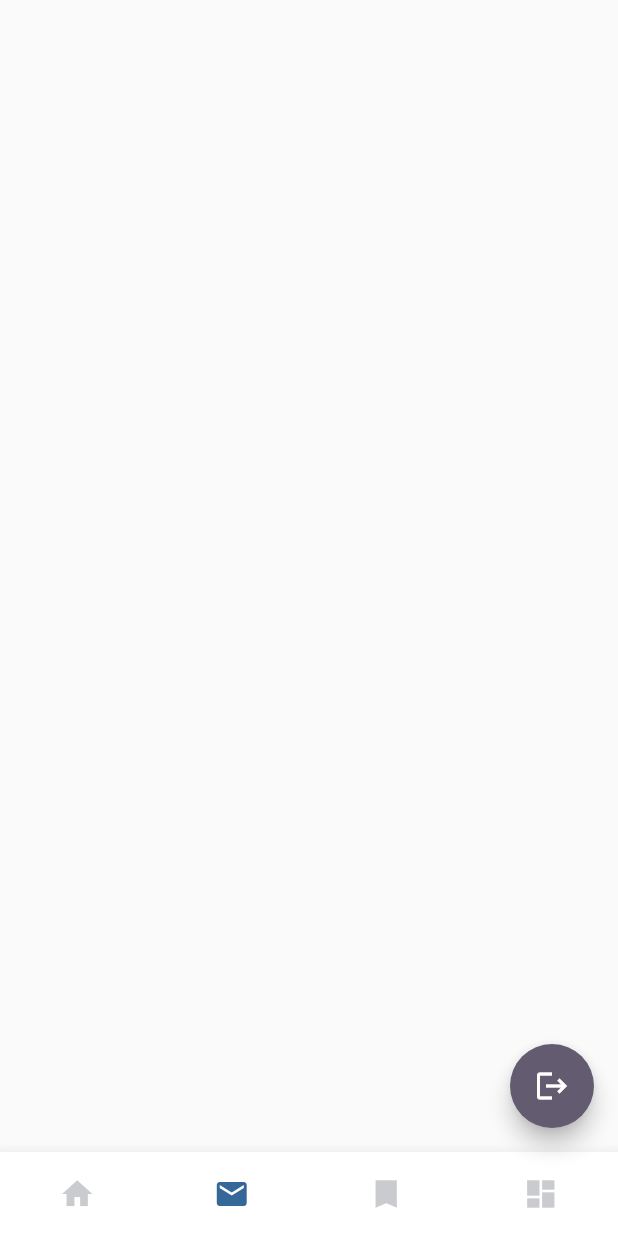
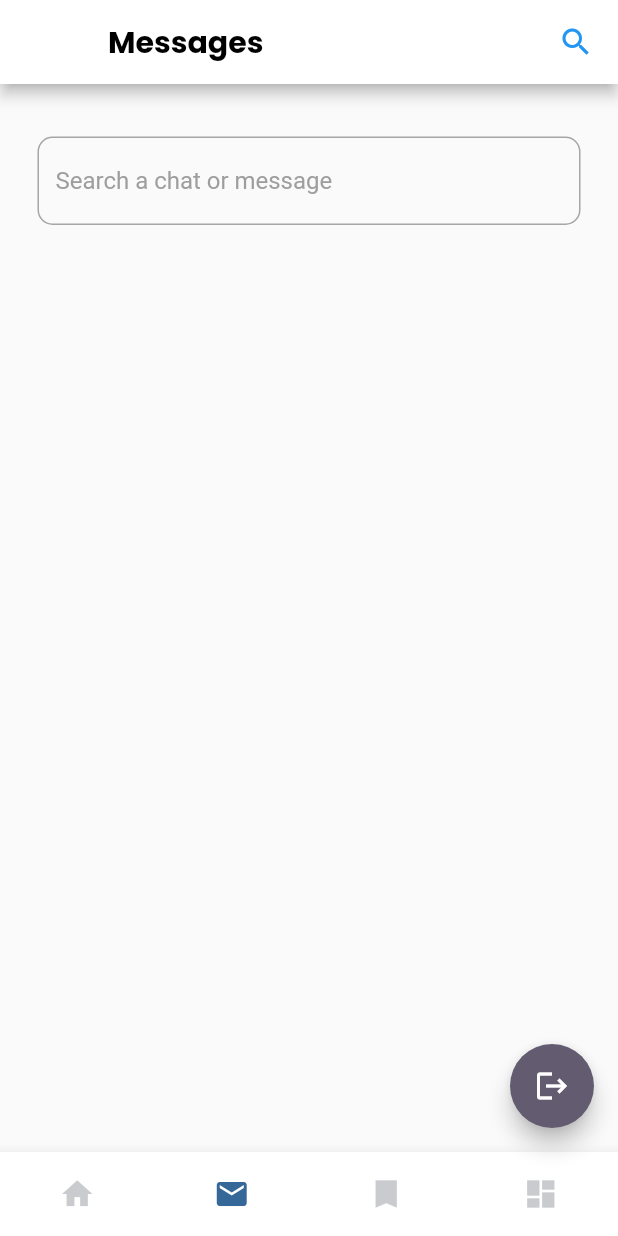
Before and after one commit to noemialcantara/labor-link-mobile, a Flutter app: the screen it shows once a user with an empty profile is signed in, item 2 of the bottom bar chosen, on a phone screen of 412 x 824 dp. Run offline on Flutter 3.47's test engine with Material 3 defaults, Android fonts, the phone set to English and light mode, and no system bars; drawn by our look-alikes of animated_bottom_navigation_bar; our stand-ins replace auto_size_text, firebase_auth, firebase_core, google_fonts; accounts and stored records are empty.

Commit message:
Job Seeker Messages screens

```diff
--- a/lib/screens/JobDetailsScreen.dart
+++ b/lib/screens/JobDetailsScreen.dart
@@ -1,9 +1,9 @@
-import 'package:flutter/material.dart';
+  import 'package:flutter/material.dart';
 import 'package:labor_link_mobile/models/Job.dart';
 import 'package:labor_link_mobile/screens/widgets/IconText.dart';
 
 class JobDetailsScreen extends StatefulWidget {
-  JobDetailsScreen(this.job, {Key? key}) : super(key: key);
+  const JobDetailsScreen(this.job, {super.key});
 
   final Job job;
 
@@ -157,8 +157,7 @@ class _JobDetailState extends State<JobDetailsScreen> {
                   width: double.maxFinite,
                   child: ElevatedButton(
                     style: ElevatedButton.styleFrom(
-                        elevation: 0,
-                        primary: Theme.of(context).primaryColor,
+                        elevation: 0, backgroundColor: Theme.of(context).primaryColor,
                         shape: RoundedRectangleBorder(
                             borderRadius: BorderRadius.circular(20))),
                     onPressed: () {
--- a/lib/screens/MessagesScreen.dart
+++ b/lib/screens/MessagesScreen.dart
@@ -11,7 +11,49 @@ class MessagesScreen extends StatefulWidget {
 class _MessagesScreenState extends State<MessagesScreen> {
   @override
   Widget build(BuildContext context) {
-    //TODO: for the one assigned here: Please update this screen. You can change this Container() child. Please use GoogleFonts.poppins() for text style
-    return  Container();
+    return Scaffold(
+      appBar: AppBar(
+        title: Row(
+          mainAxisAlignment: MainAxisAlignment.spaceBetween,
+          // Reverse the order of children to position search icon on right
+          children: [
+            Expanded(
+            child: Text(
+              'Messages',
+              style: GoogleFonts.poppins(
+                fontSize: 20,
+                fontWeight: FontWeight.bold,
+                color: Colors.black,
+              ),
+            ),
+            ),
+            const SizedBox(width:185), // Add spacing between text and icon
+            const Icon(Icons.search, color: Colors.blue,),
+          ],
+        ),
+        backgroundColor: Colors.white,
+      ),
+      body: SingleChildScrollView(
+        child: Padding(
+          padding: const EdgeInsets.all(25),
+          child: Column(
+            children: [
+              //Employer Message Section (Can be replaced with your message list)
+              const SizedBox(height: 10),
+              TextField(
+                decoration: InputDecoration(
+                  //icon: const Icon(Icons.search), // Leading search icon
+                  hintText: "Search a chat or message",
+                  hintStyle: const TextStyle(color: Colors.grey), // Hint text color
+                  border: OutlineInputBorder(
+                    borderRadius: BorderRadius.circular(10),
+                  ),
+                ),
+              ),
+            ],
+          ),
+        ),
+      ),
+    );
   }
 }
--- a/pubspec.yaml
+++ b/pubspec.yaml
@@ -37,7 +37,7 @@ dependencies:
   cupertino_icons: ^1.0.2
   firebase_auth: ^4.6.1
   firebase_core: ^2.13.0
-  google_fonts: ^5.1.0
+  google_fonts: ^6.2.1
   animated_bottom_navigation_bar: ^1.3.3
   circular_reveal_animation: ^2.0.1
   auto_size_text: ^3.0.0
@@ -51,7 +51,7 @@ dev_dependencies:
   # activated in the `analysis_options.yaml` file located at the root of your
   # package. See that file for information about deactivating specific lint
   # rules and activating additional ones.
-  flutter_lints: ^2.0.0
+  flutter_lints: ^3.0.2
 
 # For information on the generic Dart part of this file, see the
 # following page: https://dart.dev/tools/pub/pubspec
```
Also changed, not shown: pubspec.lock, 1 other file.
